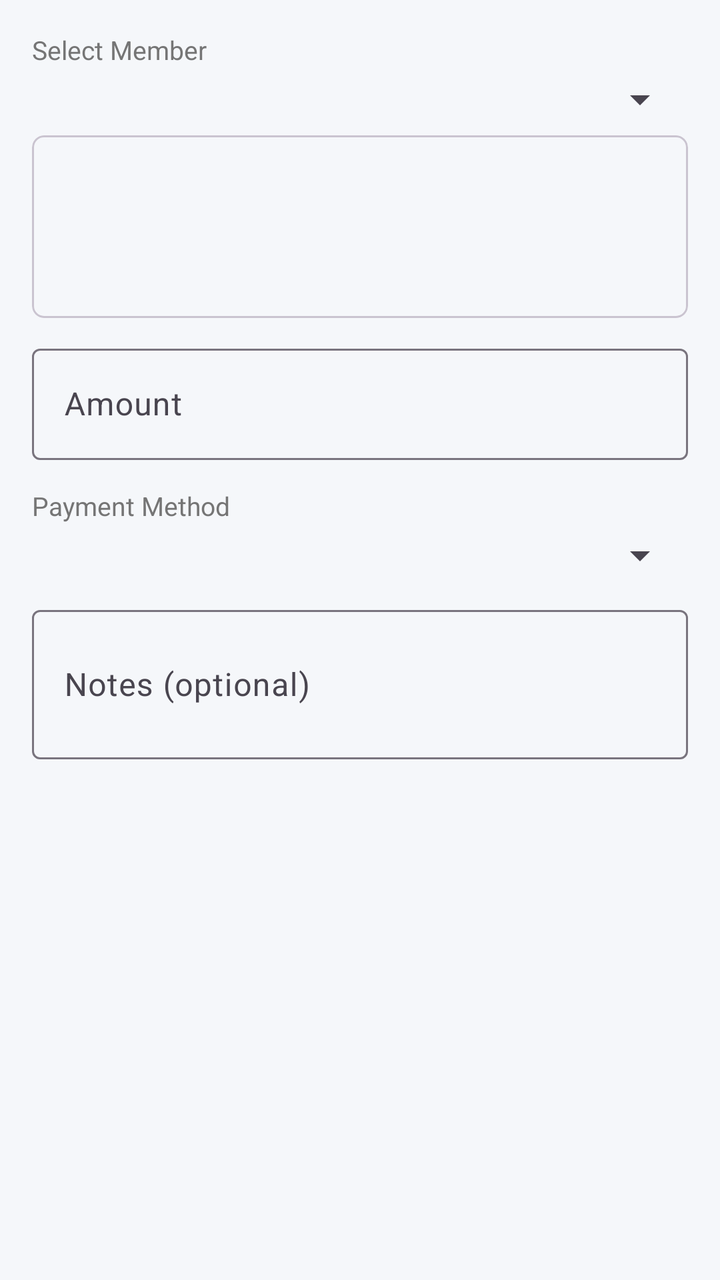
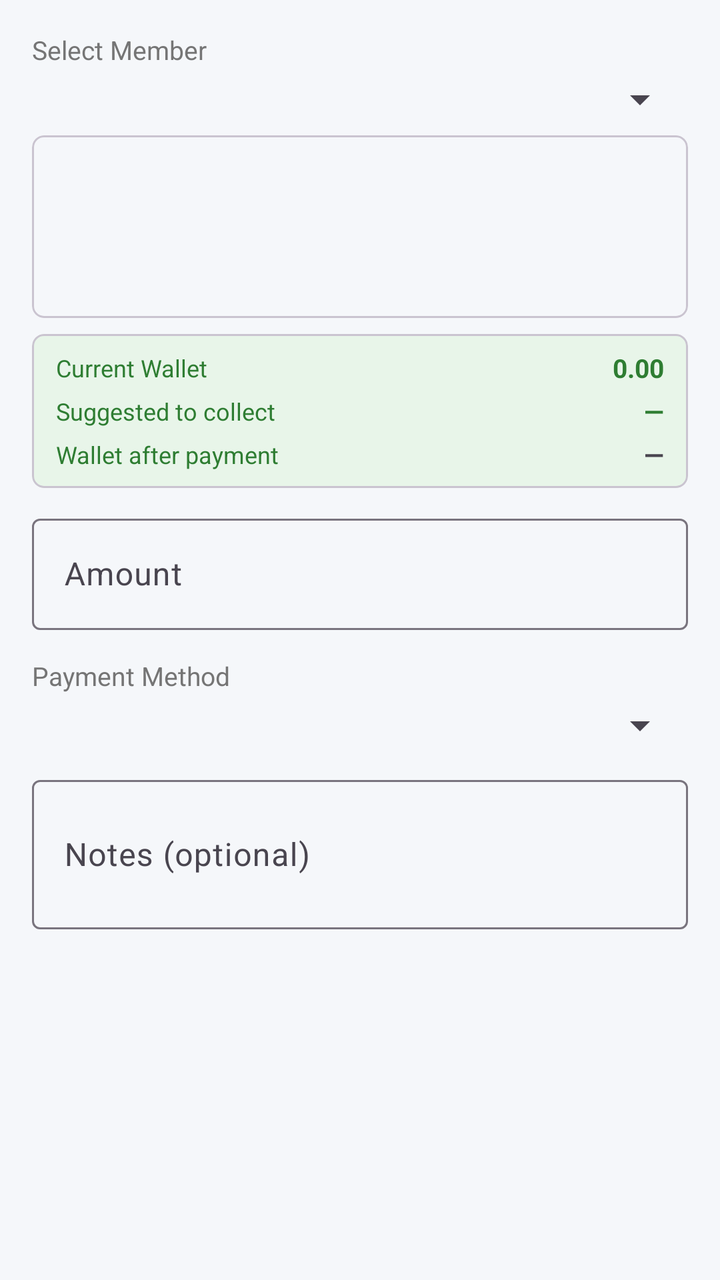

The first picture is an Android layout as it rendered before a commit; the second is the same layout after the commit. The layout source and the unified diff follow.
<!-- AndroidManifest.xml: application theme Theme.GymManagement -->
<!-- res/layout/dialog_add_payment.xml -->
<?xml version="1.0" encoding="utf-8"?>
<ScrollView
    xmlns:android="http://schemas.android.com/apk/res/android"
    android:layout_width="match_parent"
    android:layout_height="wrap_content">

    <LinearLayout
        android:layout_width="match_parent"
        android:layout_height="wrap_content"
        android:orientation="vertical"
        android:padding="16dp">

        <TextView
            android:layout_width="wrap_content"
            android:layout_height="wrap_content"
            android:text="@string/label_select_member"
            android:textColor="@color/text_secondary"
            android:textSize="13sp" />

        <Spinner
            android:id="@+id/spinnerMember"
            android:layout_width="match_parent"
            android:layout_height="wrap_content"
            android:layout_marginTop="4dp"
            android:layout_marginBottom="6dp" />

        
        <com.google.android.material.card.MaterialCardView
            android:id="@+id/cardMembershipStatus"
            android:layout_width="match_parent"
            android:layout_height="wrap_content"
            android:layout_marginBottom="10dp"
            app:cardBackgroundColor="@color/surface"
            app:cardCornerRadius="6dp"
            app:cardElevation="0dp"
            xmlns:app="http://schemas.android.com/apk/res-auto">

            <LinearLayout
                android:layout_width="match_parent"
                android:layout_height="wrap_content"
                android:orientation="vertical"
                android:padding="10dp">

                <TextView
                    android:id="@+id/tvMemberJoinDate"
                    android:layout_width="wrap_content"
                    android:layout_height="wrap_content"
                    android:textSize="12sp"
                    android:textColor="@color/text_secondary" />

                <TextView
                    android:id="@+id/tvMemberLastPaid"
                    android:layout_width="wrap_content"
                    android:layout_height="wrap_content"
                    android:textSize="12sp"
                    android:textColor="@color/text_secondary"
                    android:layout_marginTop="2dp" />

                <TextView
                    android:id="@+id/tvMemberExpiry"
                    android:layout_width="wrap_content"
                    android:layout_height="wrap_content"
                    android:textSize="12sp"
                    android:textStyle="bold"
                    android:layout_marginTop="2dp" />

                <TextView
                    android:id="@+id/tvMemberPlanFee"
                    android:layout_width="wrap_content"
                    android:layout_height="wrap_content"
                    android:textSize="12sp"
                    android:textColor="@color/primary"
                    android:layout_marginTop="2dp" />

            </LinearLayout>
        </com.google.android.material.card.MaterialCardView>

        <com.google.android.material.textfield.TextInputLayout
            android:layout_width="match_parent"
            android:layout_height="wrap_content"
            android:hint="@string/hint_amount"
            style="@style/Widget.Material3.TextInputLayout.OutlinedBox">
            <com.google.android.material.textfield.TextInputEditText
                android:id="@+id/etAmount"
                android:layout_width="match_parent"
                android:layout_height="wrap_content"
                android:inputType="numberDecimal"
                android:imeOptions="actionNext" />
        </com.google.android.material.textfield.TextInputLayout>

        <TextView
            android:layout_width="wrap_content"
            android:layout_height="wrap_content"
            android:layout_marginTop="14dp"
            android:text="Payment Method"
            android:textColor="@color/text_secondary"
            android:textSize="13sp" />

        <Spinner
            android:id="@+id/spinnerMethod"
            android:layout_width="match_parent"
            android:layout_height="wrap_content"
            android:layout_marginTop="4dp"
            android:layout_marginBottom="10dp" />

        <com.google.android.material.textfield.TextInputLayout
            android:layout_width="match_parent"
            android:layout_height="wrap_content"
            android:hint="@string/hint_notes"
            style="@style/Widget.Material3.TextInputLayout.OutlinedBox">
            <com.google.android.material.textfield.TextInputEditText
                android:id="@+id/etNotes"
                android:layout_width="match_parent"
                android:layout_height="wrap_content"
                android:inputType="textMultiLine"
                android:minLines="2" />
        </com.google.android.material.textfield.TextInputLayout>

    </LinearLayout>
</ScrollView>
<!-- resources referenced by this layout -->
<resources>
  <color name="primary">#1565C0</color>
  <color name="surface">#F5F7FA</color>
  <color name="text_secondary">#757575</color>
  <string name="hint_amount">Amount</string>
  <string name="hint_notes">Notes (optional)</string>
  <string name="label_select_member">Select Member</string>
  <style name="Theme.GymManagement" parent="Theme.Material3.Light.NoActionBar">
          <item name="colorPrimary">@color/primary</item>
          <item name="colorPrimaryDark">@color/primary_dark</item>
          <item name="colorAccent">@color/accent</item>
          <item name="android:windowBackground">@color/surface</item>
      </style>
  <color name="primary_dark">#003c8f</color>
  <color name="accent">#FF6F00</color>
</resources>

<!-- the commit's change to res/layout/dialog_add_payment.xml (unified diff, before → after) -->
@@ -1,6 +1,7 @@
 <?xml version="1.0" encoding="utf-8"?>
 <ScrollView
     xmlns:android="http://schemas.android.com/apk/res/android"
+    xmlns:app="http://schemas.android.com/apk/res-auto"
     android:layout_width="match_parent"
     android:layout_height="wrap_content">
 
@@ -10,6 +11,7 @@
         android:orientation="vertical"
         android:padding="16dp">
 
+        
         <TextView
             android:layout_width="wrap_content"
             android:layout_height="wrap_content"
@@ -29,11 +31,10 @@
             android:id="@+id/cardMembershipStatus"
             android:layout_width="match_parent"
             android:layout_height="wrap_content"
-            android:layout_marginBottom="10dp"
+            android:layout_marginBottom="8dp"
             app:cardBackgroundColor="@color/surface"
             app:cardCornerRadius="6dp"
-            app:cardElevation="0dp"
-            xmlns:app="http://schemas.android.com/apk/res-auto">
+            app:cardElevation="0dp">
 
             <LinearLayout
                 android:layout_width="match_parent"
@@ -75,19 +76,123 @@
             </LinearLayout>
         </com.google.android.material.card.MaterialCardView>
 
+        
+        <com.google.android.material.card.MaterialCardView
+            android:id="@+id/cardWallet"
+            android:layout_width="match_parent"
+            android:layout_height="wrap_content"
+            android:layout_marginBottom="10dp"
+            app:cardCornerRadius="6dp"
+            app:cardElevation="0dp"
+            app:cardBackgroundColor="#E8F5E9">
+
+            <LinearLayout
+                android:layout_width="match_parent"
+                android:layout_height="wrap_content"
+                android:orientation="vertical"
+                android:paddingHorizontal="12dp"
+                android:paddingVertical="8dp">
+
+                
+                <LinearLayout
+                    android:layout_width="match_parent"
+                    android:layout_height="wrap_content"
+                    android:orientation="horizontal"
+                    android:gravity="center_vertical">
+
+                    <TextView
+                        android:layout_width="0dp"
+                        android:layout_height="wrap_content"
+                        android:layout_weight="1"
+                        android:text="Current Wallet"
+                        android:textSize="12sp"
+                        android:textColor="#2E7D32" />
+
+                    <TextView
+                        android:id="@+id/tvWalletBalance"
+                        android:layout_width="wrap_content"
+                        android:layout_height="wrap_content"
+                        android:textSize="13sp"
+                        android:textStyle="bold"
+                        android:textColor="#2E7D32"
+                        android:text="0.00" />
+
+                </LinearLayout>
+
+                
+                <LinearLayout
+                    android:layout_width="match_parent"
+                    android:layout_height="wrap_content"
+                    android:orientation="horizontal"
+                    android:gravity="center_vertical"
+                    android:layout_marginTop="4dp">
+
+                    <TextView
+                        android:layout_width="0dp"
+                        android:layout_height="wrap_content"
+                        android:layout_weight="1"
+                        android:text="Suggested to collect"
+                        android:textSize="12sp"
+                        android:textColor="#2E7D32" />
+
+                    <TextView
+                        android:id="@+id/tvSuggestedAmount"
+                        android:layout_width="wrap_content"
+                        android:layout_height="wrap_content"
+                        android:textSize="13sp"
+                        android:textStyle="bold"
+                        android:textColor="#2E7D32"
+                        android:text="—" />
+
+                </LinearLayout>
+
+                
+                <LinearLayout
+                    android:layout_width="match_parent"
+                    android:layout_height="wrap_content"
+                    android:orientation="horizontal"
+                    android:gravity="center_vertical"
+                    android:layout_marginTop="4dp">
+
+                    <TextView
+                        android:layout_width="0dp"
+                        android:layout_height="wrap_content"
+                        android:layout_weight="1"
+                        android:text="Wallet after payment"
+                        android:textSize="12sp"
+                        android:textColor="#2E7D32" />
+
+                    <TextView
+                        android:id="@+id/tvWalletProjection"
+                        android:layout_width="wrap_content"
+                        android:layout_height="wrap_content"
+                        android:textSize="13sp"
+                        android:textStyle="bold"
+                        android:text="—" />
+
+                </LinearLayout>
+
+            </LinearLayout>
+        </com.google.android.material.card.MaterialCardView>
+
+        
         <com.google.android.material.textfield.TextInputLayout
+            android:id="@+id/tilAmount"
             android:layout_width="match_parent"
             android:layout_height="wrap_content"
             android:hint="@string/hint_amount"
             style="@style/Widget.Material3.TextInputLayout.OutlinedBox">
+
             <com.google.android.material.textfield.TextInputEditText
                 android:id="@+id/etAmount"
                 android:layout_width="match_parent"
                 android:layout_height="wrap_content"
                 android:inputType="numberDecimal"
                 android:imeOptions="actionNext" />
+
         </com.google.android.material.textfield.TextInputLayout>
 
+        
         <TextView
             android:layout_width="wrap_content"
             android:layout_height="wrap_content"
@@ -103,17 +208,20 @@
             android:layout_marginTop="4dp"
             android:layout_marginBottom="10dp" />
 
+        
         <com.google.android.material.textfield.TextInputLayout
             android:layout_width="match_parent"
             android:layout_height="wrap_content"
             android:hint="@string/hint_notes"
             style="@style/Widget.Material3.TextInputLayout.OutlinedBox">
+
             <com.google.android.material.textfield.TextInputEditText
                 android:id="@+id/etNotes"
                 android:layout_width="match_parent"
                 android:layout_height="wrap_content"
                 android:inputType="textMultiLine"
                 android:minLines="2" />
+
         </com.google.android.material.textfield.TextInputLayout>
 
     </LinearLayout>
